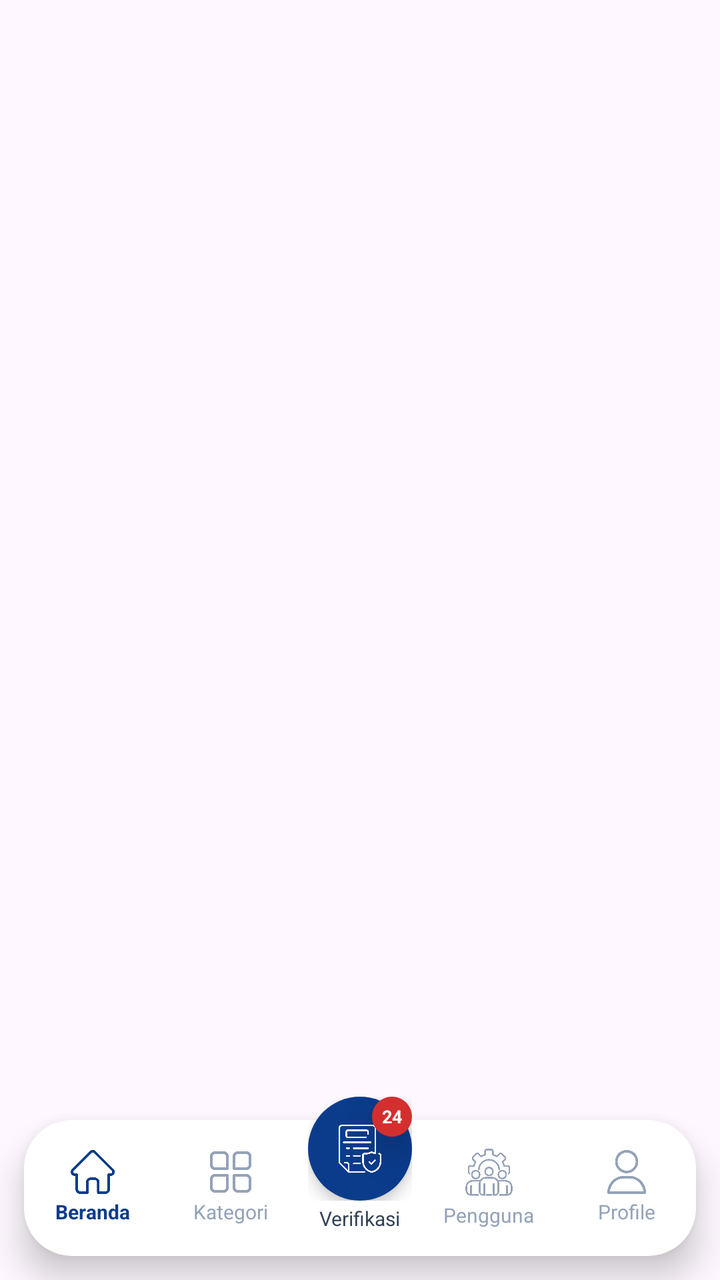
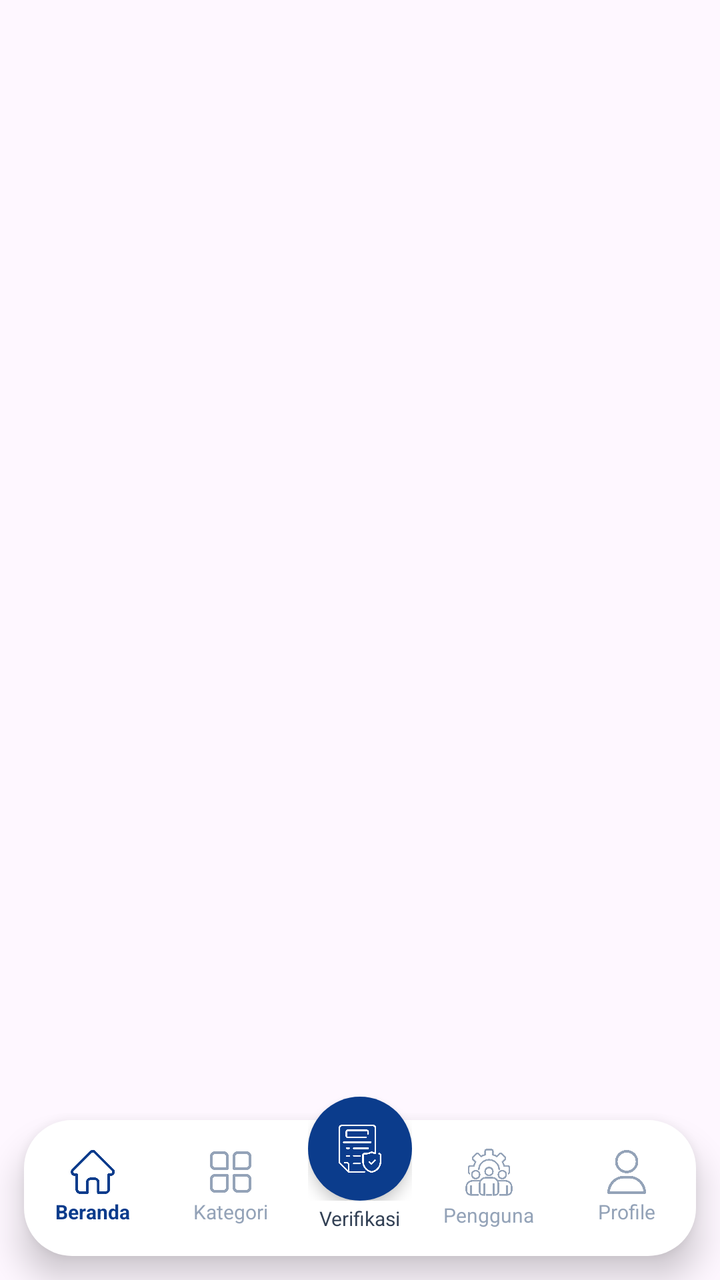

The first picture is an Android layout as it rendered before a commit; the second is the same layout after the commit. The layout source and the unified diff follow.
<!-- AndroidManifest.xml: application theme Theme.PinPoint -->
<!-- res/layout/layout_admin_bottom_nav.xml -->
<?xml version="1.0" encoding="utf-8"?>
<androidx.constraintlayout.widget.ConstraintLayout xmlns:android="http://schemas.android.com/apk/res/android"
    xmlns:app="http://schemas.android.com/apk/res-auto"
    android:id="@+id/bottomNavContainer"
    android:layout_width="match_parent"
    android:layout_height="104dp"
    android:clipChildren="false"
    android:clipToPadding="false"
    android:paddingStart="12dp"
    android:paddingEnd="12dp">

    
    <View
        android:layout_width="0dp"
        android:layout_height="68dp"
        android:background="@drawable/bg_navbar"
        android:elevation="10dp"
        app:layout_constraintBottom_toBottomOf="parent"
        app:layout_constraintLeft_toLeftOf="parent"
        app:layout_constraintRight_toRightOf="parent"
        android:layout_marginBottom="12dp" />

    
    <LinearLayout
        android:id="@+id/navHome"
        android:layout_width="0dp"
        android:layout_height="68dp"
        android:gravity="center"
        android:clickable="true"
        android:focusable="true"
        android:orientation="vertical"
        android:elevation="12dp"
        app:layout_constraintBottom_toBottomOf="parent"
        app:layout_constraintLeft_toLeftOf="parent"
        app:layout_constraintRight_toLeftOf="@id/navCategory"
        app:layout_constraintHorizontal_weight="1"
        android:layout_marginBottom="12dp">

        <ImageView
            android:id="@+id/ivNavHome"
            android:layout_width="22dp"
            android:layout_height="22dp"
            android:src="@drawable/home"
            app:tint="#0B3C8C" />

        <TextView
            android:id="@+id/tvNavHome"
            android:layout_width="wrap_content"
            android:layout_height="wrap_content"
            android:layout_marginTop="2dp"
            android:text="Beranda"
            android:textColor="#0B3C8C"
            android:textSize="10sp"
            android:textStyle="bold" />
    </LinearLayout>

    
    <LinearLayout
        android:id="@+id/navCategory"
        android:layout_width="0dp"
        android:layout_height="68dp"
        android:gravity="center"
        android:clickable="true"
        android:focusable="true"
        android:orientation="vertical"
        android:elevation="12dp"
        app:layout_constraintBottom_toBottomOf="parent"
        app:layout_constraintLeft_toRightOf="@id/navHome"
        app:layout_constraintRight_toLeftOf="@id/guidelineCenter"
        app:layout_constraintHorizontal_weight="1"
        android:layout_marginBottom="12dp"
        android:layout_marginEnd="30dp">

        <ImageView
            android:id="@+id/ivNavCategory"
            android:layout_width="22dp"
            android:layout_height="22dp"
            android:src="@drawable/category"
            app:tint="#94A3B8" />

        <TextView
            android:id="@+id/tvNavCategory"
            android:layout_width="wrap_content"
            android:layout_height="wrap_content"
            android:layout_marginTop="2dp"
            android:text="Kategori"
            android:textColor="#94A3B8"
            android:textSize="10sp" />
    </LinearLayout>

    
    <androidx.constraintlayout.widget.Guideline
        android:id="@+id/guidelineCenter"
        android:layout_width="wrap_content"
        android:layout_height="wrap_content"
        android:orientation="vertical"
        app:layout_constraintGuide_percent="0.5" />

    
    <LinearLayout
        android:id="@+id/navAccount"
        android:layout_width="0dp"
        android:layout_height="68dp"
        android:gravity="center"
        android:clickable="true"
        android:focusable="true"
        android:orientation="vertical"
        android:elevation="12dp"
        app:layout_constraintBottom_toBottomOf="parent"
        app:layout_constraintLeft_toRightOf="@id/guidelineCenter"
        app:layout_constraintRight_toLeftOf="@id/navProfile"
        app:layout_constraintHorizontal_weight="1"
        android:layout_marginBottom="12dp"
        android:layout_marginStart="30dp">

        <ImageView
            android:id="@+id/ivNavAccount"
            android:layout_width="25dp"
            android:layout_height="25dp"
            android:src="@drawable/user_manage"
            app:tint="#94A3B8" />

        <TextView
            android:id="@+id/tvNavAccount"
            android:layout_width="wrap_content"
            android:layout_height="wrap_content"
            android:layout_marginTop="2dp"
            android:text="Pengguna"
            android:textColor="#94A3B8"
            android:textSize="10sp" />
    </LinearLayout>

    
    <LinearLayout
        android:id="@+id/navProfile"
        android:layout_width="0dp"
        android:layout_height="68dp"
        android:gravity="center"
        android:clickable="true"
        android:focusable="true"
        android:orientation="vertical"
        android:elevation="12dp"
        app:layout_constraintBottom_toBottomOf="parent"
        app:layout_constraintLeft_toRightOf="@id/navAccount"
        app:layout_constraintRight_toRightOf="parent"
        app:layout_constraintHorizontal_weight="1"
        android:layout_marginBottom="12dp">

        <ImageView
            android:id="@+id/ivNavProfile"
            android:layout_width="22dp"
            android:layout_height="22dp"
            android:src="@drawable/user"
            app:tint="#94A3B8" />

        <TextView
            android:id="@+id/tvNavProfile"
            android:layout_width="wrap_content"
            android:layout_height="wrap_content"
            android:layout_marginTop="2dp"
            android:text="Profile"
            android:textColor="#94A3B8"
            android:textSize="10sp" />
    </LinearLayout>

    
    <LinearLayout
        android:id="@+id/navVerifyCenter"
        android:layout_width="wrap_content"
        android:layout_height="wrap_content"
        android:clickable="true"
        android:focusable="true"
        android:gravity="center"
        android:orientation="vertical"
        android:elevation="15dp"
        app:layout_constraintLeft_toLeftOf="parent"
        app:layout_constraintRight_toRightOf="parent"
        app:layout_constraintBottom_toBottomOf="parent"
        android:layout_marginBottom="24dp"> 

        
        <RelativeLayout
            android:layout_width="52dp"
            android:layout_height="52dp"
            android:clipChildren="false"
            android:clipToPadding="false">

            
            <LinearLayout
                android:layout_width="55dp"
                android:layout_height="55dp"
                android:layout_centerInParent="true"
                android:background="@drawable/bg_circle_blue_btn"
                android:elevation="4dp"
                android:gravity="center">

                <ImageView
                    android:layout_width="24dp"
                    android:layout_height="24dp"
                    android:src="@drawable/verif"
                    app:tint="#FFFFFF" />
            </LinearLayout>

            
            <TextView
                android:id="@+id/tvNavBadgeCount"
                android:layout_width="20dp"
                android:layout_height="20dp"
                android:layout_alignParentEnd="true"
                android:layout_alignParentTop="true"
                android:background="@drawable/bg_badge_red_circle"
                android:elevation="8dp"
                android:gravity="center"
                android:text="24"
                android:textColor="#FFFFFF"
                android:textSize="9sp"
                android:textStyle="bold" />
        </RelativeLayout>

        
        <TextView
            android:id="@+id/tvNavVerify"
            android:layout_width="wrap_content"
            android:layout_height="wrap_content"
            android:layout_marginTop="2dp"
            android:text="Verifikasi"
            android:textColor="#334155"
            android:textSize="10sp" />
    </LinearLayout>

</androidx.constraintlayout.widget.ConstraintLayout>
<!-- resources referenced by this layout -->
<resources>
  <!-- drawable bg_badge_red_circle (drawable) -->
  <?xml version="1.0" encoding="utf-8"?>
  <shape xmlns:android="http://schemas.android.com/apk/res/android"
      android:shape="oval">
      <solid android:color="#D32F2F" />
  </shape>
  <!-- drawable bg_circle_blue_btn (drawable) -->
  <?xml version="1.0" encoding="utf-8"?>
  <shape xmlns:android="http://schemas.android.com/apk/res/android"
      android:shape="oval">
      <solid android:color="#0B3C8C" />
  </shape>
  <!-- drawable bg_navbar (drawable) -->
  <?xml version="1.0" encoding="utf-8"?>
  <shape xmlns:android="http://schemas.android.com/apk/res/android"
      android:shape="rectangle">
      <solid android:color="#FFFFFF" />
      <corners
          android:topLeftRadius="24dp"
          android:topRightRadius="24dp"
          android:bottomLeftRadius="24dp"
          android:bottomRightRadius="24dp" />
  </shape>
  <!-- drawable category: png bitmap (drawable, 8234 bytes) -->
  <!-- drawable home: png bitmap (drawable, 8020 bytes) -->
  <!-- drawable user: png bitmap (drawable, 12623 bytes) -->
  <!-- drawable user_manage: png bitmap (drawable, 19656 bytes) -->
  <!-- drawable verif: png bitmap (drawable, 12368 bytes) -->
  <style name="Theme.PinPoint" parent="Base.Theme.PinPoint" />
  <style name="Base.Theme.PinPoint" parent="Theme.Material3.DayNight.NoActionBar">
          
          
      </style>
</resources>

<!-- the commit's change to res/layout/layout_admin_bottom_nav.xml (unified diff, before → after) -->
@@ -214,7 +214,8 @@
                 android:text="24"
                 android:textColor="#FFFFFF"
                 android:textSize="9sp"
-                android:textStyle="bold" />
+                android:textStyle="bold"
+                android:visibility="gone" />
         </RelativeLayout>
 
         
